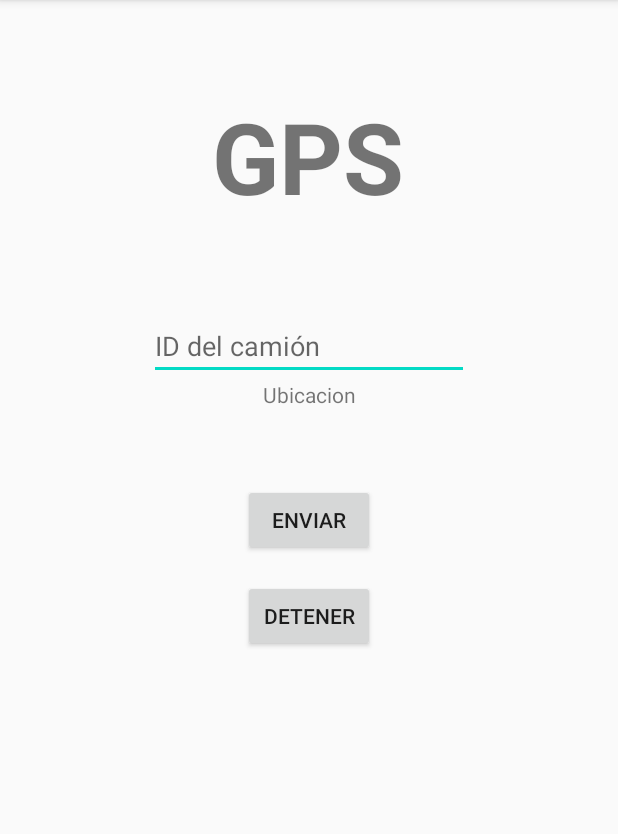
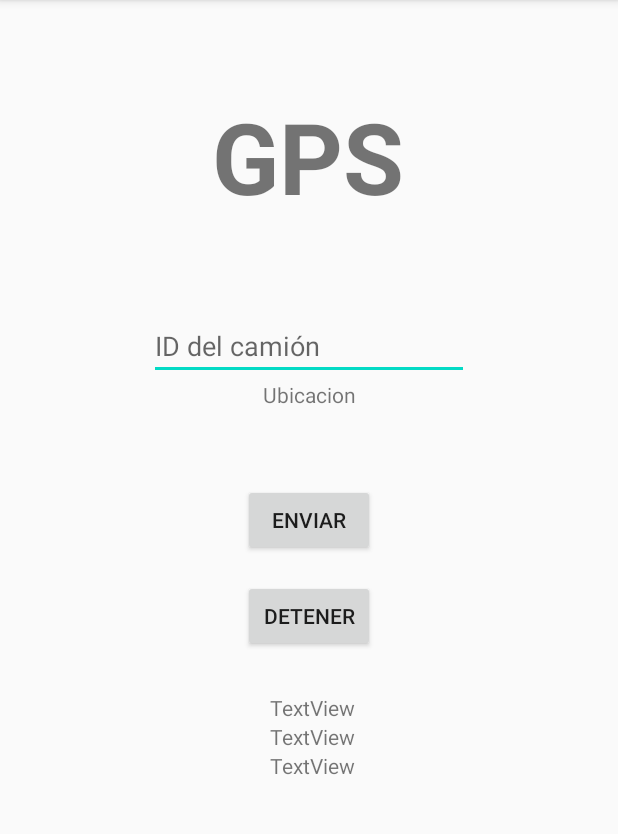
Before and after one commit to jfmarquez20/Proyecto-DE, an Android app: the screen it shows after launch (MainActivity), on a phone screen of 412 x 824 dp, the part 84-918 px from its top. Run offline under Robolectric (Android 15) with nearby library versions, the phone set to English and light mode, and no system bars.

Commit message:
Adicion de variable cambiante

```diff
--- a/GpsLocation/app/src/main/AndroidManifest.xml
+++ b/GpsLocation/app/src/main/AndroidManifest.xml
@@ -2,6 +2,12 @@
 <manifest xmlns:android="http://schemas.android.com/apk/res/android"
     package="com.example.gpslocation">
 
+    <uses-feature
+        android:name="android.hardware.sensor.proximity"
+        android:required="true" />
+    <uses-feature
+        android:name="android.hardware.sensor.gyroscope"
+        android:required="true" />
     <uses-permission android:name="android.permission.ACCESS_FINE_LOCATION" />
     <uses-feature android:name="android.hardware.location.gps" />
     <uses-permission android:name="android.permission.INTERNET"/>
--- a/GpsLocation/app/src/main/java/com/example/gpslocation/MainActivity.java
+++ b/GpsLocation/app/src/main/java/com/example/gpslocation/MainActivity.java
@@ -2,6 +2,7 @@ package com.example.gpslocation;
 
 import androidx.annotation.RequiresApi;
 import androidx.appcompat.app.AppCompatActivity;
+
 
 import android.os.AsyncTask;
 import android.os.Build;
@@ -18,9 +19,14 @@ import android.app.PendingIntent;
 import android.content.Context;
 import android.content.Intent;
 import android.content.pm.PackageManager;
+import android.content.pm.ActivityInfo;
 import android.location.Location;
 import android.location.LocationListener;
 import android.location.LocationManager;
+import android.hardware.Sensor;
+import android.hardware.SensorEvent;
+import android.hardware.SensorEventListener;
+import android.hardware.SensorManager;
 import android.os.Handler;
 import android.text.TextUtils;
 import android.view.MenuItem;
@@ -55,6 +61,9 @@ public class MainActivity extends AppCompatActivity {
     Button btnEnviar;
     Button btnDetener;
     TextView tvLocation;
+    TextView textX, textY, textZ;
+    SensorManager sensorManager;
+    Sensor gyroscopeSensor;
     RadioButton rbtnTcp, rbtnUdp;
     private Handler mHandler = new Handler();
 
@@ -71,7 +80,9 @@ public class MainActivity extends AppCompatActivity {
         btnEnviar = findViewById(R.id.button2);
         tvLocation = findViewById(R.id.tvUbicacion);
         btnDetener = findViewById(R.id.btndetener);
+
         //Permisos para enviar SMS y utilizar GPS
+
         while (ContextCompat.checkSelfPermission(MainActivity.this, Manifest.permission.ACCESS_FINE_LOCATION) != PackageManager.PERMISSION_GRANTED) {
             ActivityCompat.requestPermissions(MainActivity.this, new String[]{Manifest.permission.ACCESS_FINE_LOCATION}, 1);
             if (ContextCompat.checkSelfPermission(MainActivity.this, Manifest.permission.ACCESS_FINE_LOCATION) == PackageManager.PERMISSION_DENIED) {
@@ -85,6 +96,11 @@ public class MainActivity extends AppCompatActivity {
         LocationManager locationManager = (LocationManager) getSystemService(Context.LOCATION_SERVICE);
         LocationListener locationListener = new MyLocationListener();
         locationManager.requestLocationUpdates(LocationManager.GPS_PROVIDER, 0, 0, locationListener);
+        sensorManager = (SensorManager) getSystemService(Context.SENSOR_SERVICE);
+        gyroscopeSensor = sensorManager.getDefaultSensor(Sensor.TYPE_GYROSCOPE);
+        textX = findViewById(R.id.textX);
+        textY = findViewById(R.id.textY);
+        textZ = findViewById(R.id.textZ);
 
         //Enviar mensaje
         btnEnviar.setOnClickListener(new View.OnClickListener() {
@@ -101,13 +117,42 @@ public class MainActivity extends AppCompatActivity {
             }
 
         });
+
     }
+    public void onResume() {
+        super.onResume();
+        sensorManager.registerListener(gyroListener, gyroscopeSensor, SensorManager.SENSOR_DELAY_NORMAL);
+    }
+
+    public void onStop() {
+        super.onStop();
+        sensorManager.unregisterListener(gyroListener);
+    }
+
+
+    public SensorEventListener gyroListener = new SensorEventListener() {
+        public void onAccuracyChanged(Sensor sensor, int acc) {
+        }
+
+        public void onSensorChanged(SensorEvent event) {
+            float x = event.values[0];
+            float y = event.values[1];
+            float z = event.values[2];
+
+            textX.setText("X : " + (int) x + " rad/s");
+            textY.setText("Y : " + (int) y + " rad/s");
+            textZ.setText("Z : " + (int) z + " rad/s");
+
+        }
+    };
+
 
     private class MyLocationListener implements LocationListener {
         @RequiresApi(api = Build.VERSION_CODES.O)
         @SuppressLint("SetTextI18n")
         @Override
         public void onLocationChanged(Location location) {
+            if (location != null) {
                 LocalDateTime locaDate = LocalDateTime.now();
                 String day;
                 String month;
@@ -123,18 +168,22 @@ public class MainActivity extends AppCompatActivity {
                     day= '0' + String.valueOf(day1);
                 }else{ day = String.valueOf(day1);}
                 int sec = locaDate.getSecond();
+                String rads = (textX.getText().toString()+"/"+textY.getText().toString()+"/"+textZ.getText().toString());
                 if (minutes <= 9 && sec <= 9) {
-                tvLocation.setText(location.getLatitude() + "," + location.getLongitude() + "," + year + "-" + month + "-" + day + " " + hours + ":0" + minutes + ":0" + sec + "," + etIp.getText().toString());
+                    tvLocation.setText(location.getLatitude() + "," + location.getLongitude() + "," + year + "-" + month + "-" + day + " " + hours + ":0" + minutes + ":0" + sec + "," + etIp.getText().toString()+","+rads);
                 } else if (minutes <= 9) {
-                tvLocation.setText(location.getLatitude() + "," + location.getLongitude() + "," + year + "-" + month + "-" + day + " " + hours + ":0" + minutes + ":" + sec + "," + etIp.getText().toString());
+                    tvLocation.setText(location.getLatitude() + "," + location.getLongitude() + "," + year + "-" + month + "-" + day + " " + hours + ":0" + minutes + ":" + sec + "," + etIp.getText().toString()+","+rads);
                 } else if (sec <= 9) {
-                tvLocation.setText(location.getLatitude() + "," + location.getLongitude() + "," + year + "-" + month + "-" + day + " " + hours + ":" + minutes + ":0" + sec + "," + etIp.getText().toString());
+                    tvLocation.setText(location.getLatitude() + "," + location.getLongitude() + "," + year + "-" + month + "-" + day + " " + hours + ":" + minutes + ":0" + sec + "," + etIp.getText().toString()+","+rads);
                 } else {
-                tvLocation.setText(location.getLatitude() + "," + location.getLongitude() + "," + year + "-" + month + "-" + day + " " + hours + ":" + minutes + ":" + sec + "," + etIp.getText().toString());
+                    tvLocation.setText(location.getLatitude() + "," + location.getLongitude() + "," + year + "-" + month + "-" + day + " " + hours + ":" + minutes + ":" + sec + "," + etIp.getText().toString()+","+rads);
+                }
             }
         }
 
     }
+
+
 
     private Runnable send = new Runnable(){
         @Override
--- a/GpsLocation/app/src/main/res/layout/activity_main.xml
+++ b/GpsLocation/app/src/main/res/layout/activity_main.xml
@@ -62,5 +62,37 @@
         app:layout_constraintStart_toStartOf="parent"
         app:layout_constraintTop_toBottomOf="@+id/button2" />
 
+    <TextView
+        android:id="@+id/textX"
+        android:layout_width="wrap_content"
+        android:layout_height="wrap_content"
+        android:text="TextView"
+        app:layout_constraintBottom_toBottomOf="parent"
+        app:layout_constraintEnd_toEndOf="parent"
+        app:layout_constraintHorizontal_bias="0.507"
+        app:layout_constraintStart_toStartOf="parent"
+        app:layout_constraintTop_toBottomOf="@+id/btndetener"
+        app:layout_constraintVertical_bias="0.088" />
+
+    <TextView
+        android:id="@+id/textY"
+        android:layout_width="wrap_content"
+        android:layout_height="wrap_content"
+        android:text="TextView"
+        app:layout_constraintEnd_toEndOf="parent"
+        app:layout_constraintHorizontal_bias="0.507"
+        app:layout_constraintStart_toStartOf="parent"
+        app:layout_constraintTop_toBottomOf="@+id/textX" />
+
+    <TextView
+        android:id="@+id/textZ"
+        android:layout_width="wrap_content"
+        android:layout_height="wrap_content"
+        android:text="TextView"
+        app:layout_constraintEnd_toEndOf="parent"
+        app:layout_constraintHorizontal_bias="0.507"
+        app:layout_constraintStart_toStartOf="parent"
+        app:layout_constraintTop_toBottomOf="@+id/textY" />
+
 
 </androidx.constraintlayout.widget.ConstraintLayout>
```
Also changed, not shown: 1 other file. Lines whose indentation alone changed are shown as unchanged.
